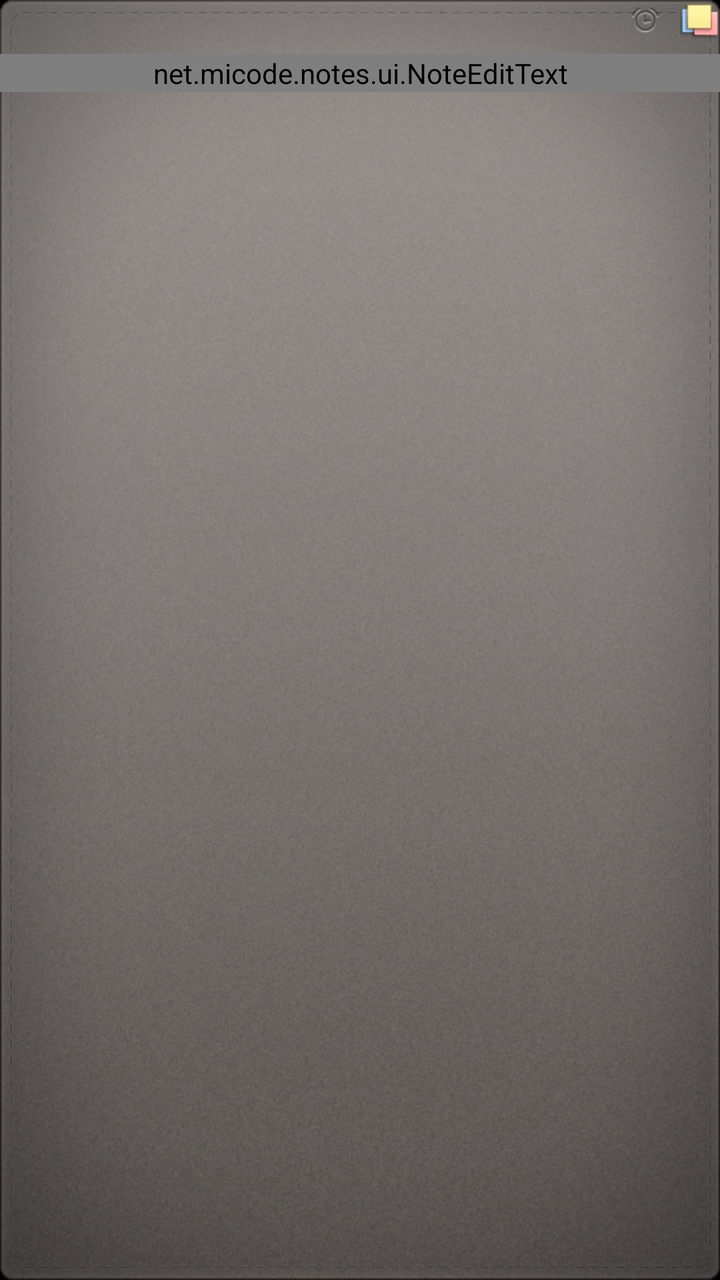
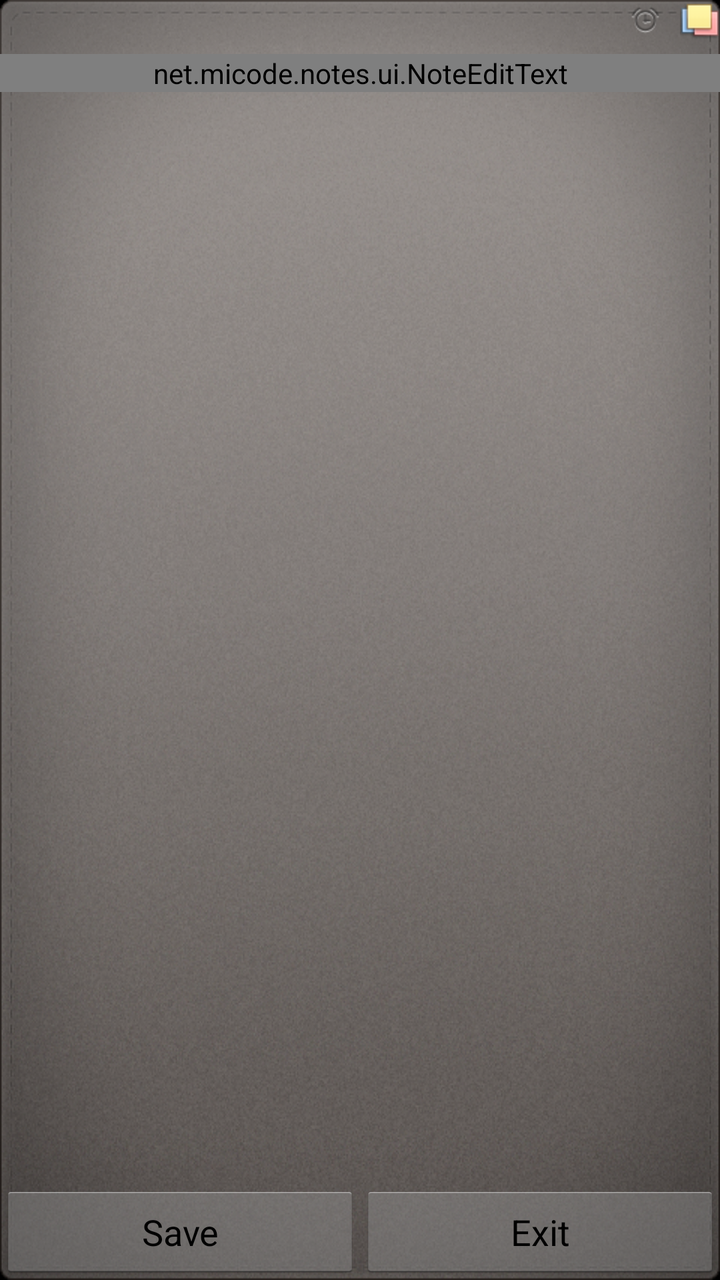

Screens rendered from an Android XML layout before and after an edit, with the pre-edit source and the edit as a unified diff.
<!-- AndroidManifest.xml: activity theme NoteTheme -->
<!-- res/layout/note_edit.xml -->
<?xml version="1.0" encoding="utf-8"?>
<FrameLayout
    android:layout_width="fill_parent"
    android:layout_height="fill_parent"
    android:background="@drawable/list_background"
    xmlns:android="http://schemas.android.com/apk/res/android">

    <LinearLayout
        android:layout_width="fill_parent"
        android:layout_height="fill_parent"
        android:orientation="vertical">

        <LinearLayout
            android:id="@+id/note_title"
            android:layout_width="fill_parent"
            android:layout_height="wrap_content">

            <TextView
                android:id="@+id/tv_modified_date"
                android:layout_width="0dip"
                android:layout_height="wrap_content"
                android:layout_weight="1"
                android:layout_gravity="left|center_vertical"
                android:layout_marginRight="8dip"
                android:textAppearance="@style/TextAppearanceSecondaryItem" />

            <ImageView
                android:id="@+id/iv_alert_icon"
                android:layout_width="wrap_content"
                android:layout_height="wrap_content"
                android:layout_gravity="center_vertical"
                android:background="@drawable/title_alert" />

            <TextView
                android:id="@+id/tv_alert_date"
                android:layout_width="wrap_content"
                android:layout_height="wrap_content"
                android:layout_gravity="center_vertical"
                android:layout_marginLeft="2dip"
                android:layout_marginRight="8dip"
                android:textAppearance="@style/TextAppearanceSecondaryItem" />

            <ImageButton
                android:layout_width="wrap_content"
                android:layout_height="wrap_content"
                android:layout_gravity="center"
                android:background="@drawable/bg_btn_set_color" />
        </LinearLayout>

        <LinearLayout
            android:id="@+id/sv_note_edit"
            android:layout_width="fill_parent"
            android:layout_height="fill_parent"
            android:orientation="vertical">

            <ImageView
                android:layout_width="fill_parent"
                android:layout_height="7dip"
                android:background="@drawable/bg_color_btn_mask" />

            <ScrollView
                android:layout_width="fill_parent"
                android:layout_height="0dip"
                android:layout_weight="1"
                android:scrollbars="none"
                android:overScrollMode="never"
                android:layout_gravity="left|top"
                android:fadingEdgeLength="0dip">

                <LinearLayout
                    android:layout_width="fill_parent"
                    android:layout_height="fill_parent">

                    <net.micode.notes.ui.NoteEditText
                        android:id="@+id/note_edit_view"
                        android:layout_width="fill_parent"
                        android:layout_height="wrap_content"
                        android:gravity="left|top"
                        android:background="@null"
                        android:autoLink="all"
                        android:linksClickable="false"
                        android:minLines="12"
                        android:textAppearance="@style/TextAppearancePrimaryItem"
                        android:lineSpacingMultiplier="1.2" />

                    <LinearLayout
                        android:id="@+id/note_edit_list"
                        android:layout_width="fill_parent"
                        android:layout_height="wrap_content"
                        android:orientation="vertical"
                        android:layout_marginLeft="-10dip"
                        android:visibility="gone" />
                </LinearLayout>
            </ScrollView>

            <ImageView
                android:layout_width="fill_parent"
                android:layout_height="7dip"
                android:background="@drawable/bg_color_btn_mask" />
        </LinearLayout>
    </LinearLayout>

    <ImageView
        android:id="@+id/btn_set_bg_color"
        android:layout_height="43dip"
        android:layout_width="wrap_content"
        android:background="@drawable/bg_color_btn_mask"
        android:layout_gravity="top|right" />

    <LinearLayout
        android:id="@+id/note_bg_color_selector"
        android:layout_width="wrap_content"
        android:layout_height="wrap_content"
        android:background="@drawable/note_edit_color_selector_panel"
        android:layout_marginTop="30dip"
        android:layout_marginRight="8dip"
        android:layout_gravity="top|right"
        android:visibility="gone">

        <FrameLayout
            android:layout_width="0dip"
            android:layout_height="match_parent"
            android:layout_weight="1">

            <ImageView
                android:id="@+id/iv_bg_yellow"
                android:layout_width="match_parent"
                android:layout_height="match_parent" />

            <ImageView
                android:id="@+id/iv_bg_yellow_select"
                android:layout_width="wrap_content"
                android:layout_height="wrap_content"
                android:layout_gravity="bottom|right"
                android:layout_marginRight="5dip"
                android:focusable="false"
                android:visibility="gone"
                android:src="@drawable/selected" />
        </FrameLayout>

        <FrameLayout
            android:layout_width="0dip"
            android:layout_height="match_parent"
            android:layout_weight="1">

            <ImageView
                android:id="@+id/iv_bg_blue"
                android:layout_width="match_parent"
                android:layout_height="match_parent" />

            <ImageView
                android:id="@+id/iv_bg_blue_select"
                android:layout_width="wrap_content"
                android:layout_height="wrap_content"
                android:layout_gravity="bottom|right"
                android:focusable="false"
                android:visibility="gone"
                android:layout_marginRight="3dip"
                android:src="@drawable/selected" />
        </FrameLayout>

        <FrameLayout
            android:layout_width="0dip"
            android:layout_height="match_parent"
            android:layout_weight="1">

            <ImageView
                android:id="@+id/iv_bg_white"
                android:layout_width="match_parent"
                android:layout_height="match_parent" />

            <ImageView
                android:id="@+id/iv_bg_white_select"
                android:layout_width="wrap_content"
                android:layout_height="wrap_content"
                android:layout_gravity="bottom|right"
                android:focusable="false"
                android:visibility="gone"
                android:layout_marginRight="2dip"
                android:src="@drawable/selected" />
        </FrameLayout>

        <FrameLayout
            android:layout_width="0dip"
            android:layout_height="match_parent"
            android:layout_weight="1">

            <ImageView
                android:id="@+id/iv_bg_green"
                android:layout_width="match_parent"
                android:layout_height="match_parent" />

            <ImageView
                android:id="@+id/iv_bg_green_select"
                android:layout_width="wrap_content"
                android:layout_height="wrap_content"
                android:layout_gravity="bottom|right"
                android:focusable="false"
                android:visibility="gone"
                android:src="@drawable/selected" />
        </FrameLayout>

        <FrameLayout
            android:layout_width="0dip"
            android:layout_height="match_parent"
            android:layout_weight="1">

            <ImageView
                android:id="@+id/iv_bg_red"
                android:layout_width="match_parent"
                android:layout_height="match_parent" />

            <ImageView
                android:id="@+id/iv_bg_red_select"
                android:layout_width="wrap_content"
                android:layout_height="wrap_content"
                android:layout_gravity="bottom|right"
                android:focusable="false"
                android:visibility="gone"
                android:src="@drawable/selected" />
        </FrameLayout>
    </LinearLayout>

    <LinearLayout
        android:id="@+id/font_size_selector"
        android:layout_width="fill_parent"
        android:layout_height="wrap_content"
        android:background="@drawable/font_size_selector_bg"
        android:layout_gravity="bottom"
        android:visibility="gone">

        <FrameLayout
            android:id="@+id/ll_font_small"
            android:layout_width="0dip"
            android:layout_height="wrap_content"
            android:layout_weight="1">

            <LinearLayout
                android:layout_width="wrap_content"
                android:layout_height="wrap_content"
                android:orientation="vertical"
                android:layout_gravity="center"
                android:gravity="center">

                <ImageView
                    android:layout_width="wrap_content"
                    android:layout_height="wrap_content"
                    android:src="@drawable/font_small"
                    android:layout_marginBottom="5dip" />

                <TextView
                    android:layout_width="wrap_content"
                    android:layout_height="wrap_content"
                    android:text="@string/menu_font_small"
                    android:textAppearance="@style/TextAppearanceUnderMenuIcon" />
            </LinearLayout>

            <ImageView
                android:id="@+id/iv_small_select"
                android:layout_width="wrap_content"
                android:layout_height="wrap_content"
                android:layout_gravity="bottom|right"
                android:layout_marginRight="6dip"
                android:layout_marginBottom="-7dip"
                android:focusable="false"
                android:visibility="gone"
                android:src="@drawable/selected" />
        </FrameLayout>

        <FrameLayout
            android:id="@+id/ll_font_normal"
            android:layout_width="0dip"
            android:layout_height="wrap_content"
            android:layout_weight="1">

            <LinearLayout
                android:layout_width="wrap_content"
                android:layout_height="wrap_content"
                android:orientation="vertical"
                android:layout_gravity="center"
                android:gravity="center">

                <ImageView
                    android:layout_width="wrap_content"
                    android:layout_height="wrap_content"
                    android:src="@drawable/font_normal"
                    android:layout_marginBottom="5dip" />

                <TextView
                    android:layout_width="wrap_content"
                    android:layout_height="wrap_content"
                    android:text="@string/menu_font_normal"
                    android:textAppearance="@style/TextAppearanceUnderMenuIcon" />
            </LinearLayout>

            <ImageView
                android:id="@+id/iv_medium_select"
                android:layout_width="wrap_content"
                android:layout_height="wrap_content"
                android:layout_gravity="bottom|right"
                android:focusable="false"
                android:visibility="gone"
                android:layout_marginRight="6dip"
                android:layout_marginBottom="-7dip"
                android:src="@drawable/selected" />
        </FrameLayout>

        <FrameLayout
            android:id="@+id/ll_font_large"
            android:layout_width="0dip"
            android:layout_height="wrap_content"
            android:layout_weight="1">

            <LinearLayout
                android:layout_width="wrap_content"
                android:layout_height="wrap_content"
                android:orientation="vertical"
                android:layout_gravity="center"
                android:gravity="center">

                <ImageView
                    android:layout_width="wrap_content"
                    android:layout_height="wrap_content"
                    android:src="@drawable/font_large"
                    android:layout_marginBottom="5dip" />

                <TextView
                    android:layout_width="wrap_content"
                    android:layout_height="wrap_content"
                    android:text="@string/menu_font_large"
                    android:textAppearance="@style/TextAppearanceUnderMenuIcon" />
            </LinearLayout>

            <ImageView
                android:id="@+id/iv_large_select"
                android:layout_width="wrap_content"
                android:layout_height="wrap_content"
                android:layout_gravity="bottom|right"
                android:focusable="false"
                android:visibility="gone"
                android:layout_marginRight="6dip"
                android:layout_marginBottom="-7dip"
                android:src="@drawable/selected" />
        </FrameLayout>

        <FrameLayout
            android:id="@+id/ll_font_super"
            android:layout_width="0dip"
            android:layout_height="wrap_content"
            android:layout_weight="1">

            <LinearLayout
                android:layout_width="wrap_content"
                android:layout_height="wrap_content"
                android:orientation="vertical"
                android:layout_gravity="center"
                android:gravity="center">

                <ImageView
                    android:layout_width="wrap_content"
                    android:layout_height="wrap_content"
                    android:src="@drawable/font_super"
                    android:layout_marginBottom="5dip" />

                <TextView
                    android:layout_width="wrap_content"
                    android:layout_height="wrap_content"
                    android:text="@string/menu_font_super"
                    android:textAppearance="@style/TextAppearanceUnderMenuIcon" />
            </LinearLayout>

            <ImageView
                android:id="@+id/iv_super_select"
                android:layout_width="wrap_content"
                android:layout_height="wrap_content"
                android:layout_gravity="bottom|right"
                android:focusable="false"
                android:visibility="gone"
                android:layout_marginRight="6dip"
                android:layout_marginBottom="-7dip"
                android:src="@drawable/selected" />
        </FrameLayout>
    </LinearLayout>
</FrameLayout>
<!-- resources referenced by this layout -->
<resources>
  <!-- drawable bg_btn_set_color: png bitmap (drawable-hdpi, 3588 bytes) -->
  <!-- drawable bg_color_btn_mask: png bitmap (drawable-hdpi, 245 bytes) -->
  <!-- drawable font_large: png bitmap (drawable-hdpi, 3161 bytes) -->
  <!-- drawable font_normal: png bitmap (drawable-hdpi, 3097 bytes) -->
  <!-- drawable font_size_selector_bg: png bitmap (drawable-hdpi, 4101 bytes) -->
  <!-- drawable font_small: png bitmap (drawable-hdpi, 3099 bytes) -->
  <!-- drawable font_super: png bitmap (drawable-hdpi, 3188 bytes) -->
  <!-- drawable list_background: png bitmap (drawable-hdpi, 567323 bytes) -->
  <!-- drawable note_edit_color_selector_panel: png bitmap (drawable-hdpi, 7030 bytes) -->
  <!-- drawable selected: png bitmap (drawable-hdpi, 4959 bytes) -->
  <!-- drawable title_alert: png bitmap (drawable-hdpi, 3696 bytes) -->
  <string name="menu_font_large">Large</string>
  <string name="menu_font_normal">Medium</string>
  <string name="menu_font_small">Small</string>
  <string name="menu_font_super">Super</string>
  <style name="TextAppearancePrimaryItem">
          <item name="android:textSize">@dimen/text_font_size_normal</item>
          <item name="android:textColor">@color/primary_text_dark</item>
      </style>
  <style name="TextAppearanceSecondaryItem">
          <item name="android:textSize">@dimen/text_font_size_small</item>
          <item name="android:textColor">@color/secondary_text_dark</item>
      </style>
  <style name="TextAppearanceUnderMenuIcon">
          <item name="android:textSize">@dimen/text_font_size_normal</item>
          <item name="android:textColor">@android:color/black</item>
      </style>
  <style name="NoteTheme" parent="@android:style/Theme.Holo.Light">
          <item name="android:actionBarStyle">@style/NoteActionBarStyle</item>
      </style>
  <dimen name="text_font_size_normal">17sp</dimen>
  <dimen name="text_font_size_small">14sp</dimen>
  <style name="NoteActionBarStyle" parent="@android:style/Widget.Holo.Light.ActionBar.Solid">
          <item name="android:displayOptions" />
          <item name="android:visibility">gone</item>
      </style>
</resources>

<!-- the commit's change to res/layout/note_edit.xml (unified diff, before → after) -->
@@ -50,7 +50,8 @@
         <LinearLayout
             android:id="@+id/sv_note_edit"
             android:layout_width="fill_parent"
-            android:layout_height="fill_parent"
+            android:layout_height="0dip"
+            android:layout_weight="1"
             android:orientation="vertical">
 
             <ImageView
@@ -97,6 +98,26 @@
                 android:layout_width="fill_parent"
                 android:layout_height="7dip"
                 android:background="@drawable/bg_color_btn_mask" />
+
+            <LinearLayout
+                android:layout_width="fill_parent"
+                android:layout_height="wrap_content"
+                android:orientation="horizontal">
+
+                <Button
+                    android:id="@+id/btn_save_note"
+                    android:layout_width="0dip"
+                    android:layout_height="wrap_content"
+                    android:layout_weight="1"
+                    android:text="@string/note_save" />
+
+                <Button
+                    android:id="@+id/btn_exit_note"
+                    android:layout_width="0dip"
+                    android:layout_height="wrap_content"
+                    android:layout_weight="1"
+                    android:text="@string/note_exit" />
+            </LinearLayout>
         </LinearLayout>
     </LinearLayout>
 
<!-- resource entries referenced after the edit -->
@@ -15,6 +15,8 @@
   <string name="menu_font_normal">Medium</string>
   <string name="menu_font_small">Small</string>
   <string name="menu_font_super">Super</string>
+  <string name="note_exit">Exit</string>
+  <string name="note_save">Save</string>
   <style name="TextAppearancePrimaryItem">
           <item name="android:textSize">@dimen/text_font_size_normal</item>
           <item name="android:textColor">@color/primary_text_dark</item>
